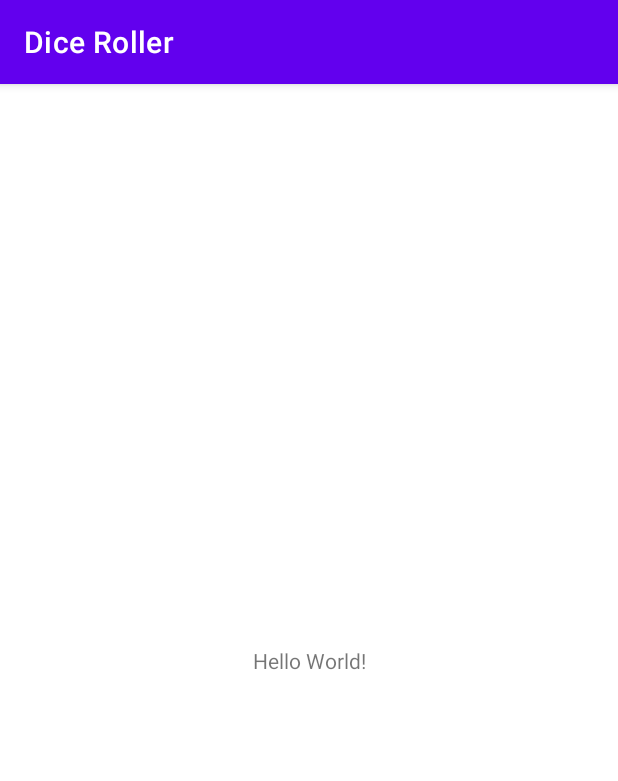
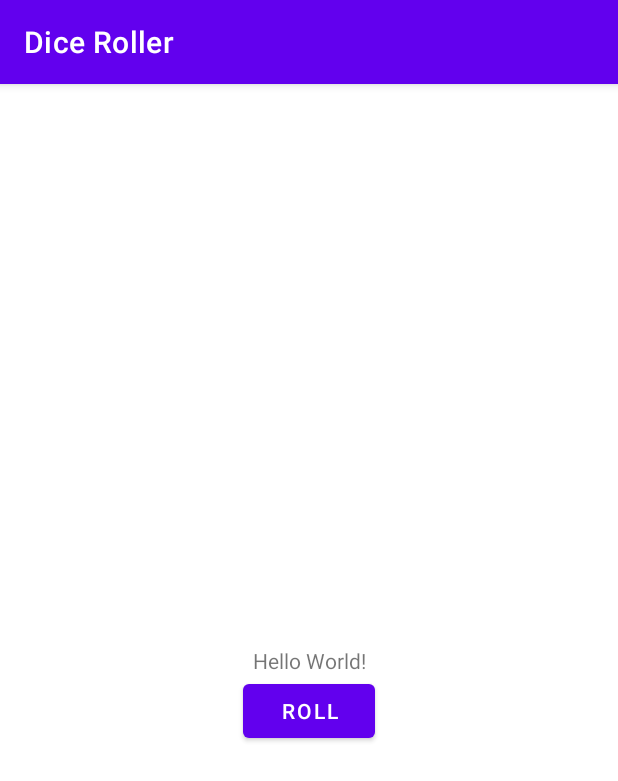
Before and after one commit to HemantSachdeva/DiceRoller, an Android app: the screen it shows after launch (MainActivity), on a phone screen of 412 x 824 dp. Shown: the top 781 px of the screen. Run offline under Robolectric (Android 15) with nearby library versions, the phone set to English and light mode, and no system bars.

Commit message:
Add a Roll button and constraint it to the TextView
Signed-off-by: Hemant Sachdeva <hemant.evolver@gmail.com>

```diff
--- a/app/src/main/res/layout/activity_main.xml
+++ b/app/src/main/res/layout/activity_main.xml
@@ -7,6 +7,7 @@
     tools:context=".MainActivity">
 
     <TextView
+        android:id="@+id/textview"
         android:layout_width="wrap_content"
         android:layout_height="wrap_content"
         android:text="Hello World!"
@@ -15,4 +16,12 @@
         app:layout_constraintRight_toRightOf="parent"
         app:layout_constraintTop_toTopOf="parent" />
 
+    <Button
+        android:layout_width="wrap_content"
+        android:layout_height="wrap_content"
+        android:text="@string/button_text"
+        app:layout_constraintEnd_toEndOf="parent"
+        app:layout_constraintStart_toStartOf="parent"
+        app:layout_constraintTop_toBottomOf="@id/textview" />
+
 </androidx.constraintlayout.widget.ConstraintLayout>
--- a/app/src/main/res/values/strings.xml
+++ b/app/src/main/res/values/strings.xml
@@ -1,3 +1,4 @@
 <resources>
     <string name="app_name">Dice Roller</string>
+    <string name="button_text">Roll</string>
 </resources>
```
